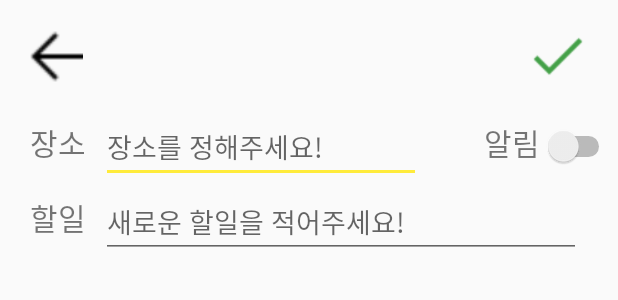
After one commit to irekizea/behere, an Android app: the layout activity_add.xml on its own in the app's theme, with its tools: preview values and no code run, on a phone screen of 412 x 824 dp. The commit adds this screen. Shown: the top 300 px of the screen. Run offline under Robolectric (Android 15) with nearby library versions, the phone set to English and light mode, and no system bars.

Commit message:
Joochang (#19)
* [added] todo앱

* [added] todo앱 삭제기능 추가

Co-authored-by: joo-chang <jooc031@naver.com>
Co-authored-by: irekizea <56664373+irekizea@users.noreply.github.com>

```diff
--- a/app/src/main/AndroidManifest.xml
+++ b/app/src/main/AndroidManifest.xml
@@ -18,17 +18,20 @@
         android:supportsRtl="true"
         android:theme="@style/AppTheme"
         android:usesCleartextTraffic="true">
+
         <activity android:name=".MapActivity">
             <intent-filter>
                 <action android:name="com.behere.loc_based_reminder.FIND_ACTION"/>
             </intent-filter>
         </activity>
         <activity android:name=".MainActivity">
+
             <intent-filter>
                 <action android:name="android.intent.action.MAIN" />
                 <category android:name="android.intent.category.LAUNCHER" />
             </intent-filter>
         </activity>
+
 
         <service
             android:name=".service.LocationUpdatingService"
--- /dev/null
+++ b/app/src/main/res/drawable/ic_baseline_add_24.xml
@@ -0,0 +1,5 @@
+<vector android:height="24dp" android:tint="#FFFFFF"
+    android:viewportHeight="24" android:viewportWidth="24"
+    android:width="24dp" xmlns:android="http://schemas.android.com/apk/res/android">
+    <path android:fillColor="@android:color/white" android:pathData="M19,13h-6v6h-2v-6H5v-2h6V5h2v6h6v2z"/>
+</vector>
--- /dev/null
+++ b/app/src/main/res/layout/activity_add.xml
@@ -0,0 +1,99 @@
+<?xml version="1.0" encoding="utf-8"?>
+<androidx.constraintlayout.widget.ConstraintLayout xmlns:android="http://schemas.android.com/apk/res/android"
+    xmlns:app="http://schemas.android.com/apk/res-auto"
+    xmlns:tools="http://schemas.android.com/tools"
+    android:layout_width="match_parent"
+    android:layout_height="match_parent"
+    tools:context=".AddActivity">
+
+
+    <ImageView
+        android:id="@+id/ic_return"
+        android:layout_width="35dp"
+        android:layout_height="35dp"
+        android:layout_marginStart="20dp"
+        android:layout_marginTop="20dp"
+        android:src="@drawable/ic_return"
+        app:layout_constraintStart_toStartOf="parent"
+        app:layout_constraintTop_toTopOf="parent" />
+
+    <ImageView
+        android:id="@+id/addBtn"
+        android:layout_width="40dp"
+        android:layout_height="40dp"
+        android:layout_marginTop="15dp"
+        android:layout_marginEnd="20dp"
+        android:src="@drawable/ic_done"
+        app:layout_constraintEnd_toEndOf="parent"
+        app:layout_constraintTop_toTopOf="parent" />
+
+    <TextView
+        android:id="@+id/placeText"
+        android:layout_width="wrap_content"
+        android:layout_height="wrap_content"
+        android:layout_marginStart="20dp"
+        android:layout_marginTop="80dp"
+        android:text="장소"
+        android:textSize="20dp"
+        app:layout_constraintStart_toStartOf="parent"
+        app:layout_constraintTop_toTopOf="parent" />
+
+    <EditText
+        android:id="@+id/addPlace"
+        android:layout_width="wrap_content"
+        android:layout_height="wrap_content"
+        android:layout_marginLeft="10dp"
+        android:ems="10"
+        android:gravity="start|top"
+        android:hint="장소를 정해주세요!"
+        android:inputType="textMultiLine"
+        android:privateImeOptions="defaultInputmode=korean"
+        app:layout_constraintBaseline_toBaselineOf="@+id/placeText"
+        app:layout_constraintStart_toEndOf="@+id/placeText" />
+
+    <TextView
+        android:id="@+id/alertText"
+        android:layout_width="wrap_content"
+        android:layout_height="wrap_content"
+        android:layout_marginRight="10dp"
+        android:text="알림"
+        android:textSize="20dp"
+        app:layout_constraintBaseline_toBaselineOf="@+id/placeText"
+        app:layout_constraintEnd_toEndOf="parent"
+        app:layout_constraintStart_toEndOf="@+id/addPlace" />
+
+    <Switch
+        android:id="@+id/alertSwitch"
+        android:layout_width="wrap_content"
+        android:layout_height="wrap_content"
+        android:layout_marginStart="10dp"
+        android:layout_marginEnd="10dp"
+        app:layout_constraintBaseline_toBaselineOf="@+id/placeText"
+        app:layout_constraintEnd_toEndOf="parent"
+        app:layout_constraintStart_toEndOf="@+id/alertText" />
+
+    <TextView
+        android:id="@+id/todoText"
+        android:layout_width="wrap_content"
+        android:layout_height="wrap_content"
+        android:layout_marginStart="20dp"
+        android:layout_marginTop="50dp"
+        android:text="할일"
+        android:textSize="20dp"
+        app:layout_constraintStart_toStartOf="parent"
+        app:layout_constraintTop_toTopOf="@id/placeText" />
+
+    <EditText
+        android:id="@+id/addTodo"
+        android:layout_width="wrap_content"
+        android:layout_height="wrap_content"
+        android:layout_marginLeft="10dp"
+        android:ems="15"
+        android:gravity="start|top"
+        android:hint="새로운 할일을 적어주세요!"
+        android:inputType="textMultiLine"
+        app:layout_constraintBaseline_toBaselineOf="@+id/todoText"
+        app:layout_constraintStart_toEndOf="@+id/todoText" />
+
+
+</androidx.constraintlayout.widget.ConstraintLayout>
--- a/app/src/main/res/values/colors.xml
+++ b/app/src/main/res/values/colors.xml
@@ -1,6 +1,7 @@
 <?xml version="1.0" encoding="utf-8"?>
 <resources>
-    <color name="colorPrimary">#6200EE</color>
-    <color name="colorPrimaryDark">#3700B3</color>
-    <color name="colorAccent">#03DAC5</color>
+
+    <color name="colorPrimary">#FFC107</color>
+    <color name="colorPrimaryDark">#FFA000</color>
+    <color name="colorAccent">#FFEB3B</color>
 </resources>
--- a/app/src/main/res/values/strings.xml
+++ b/app/src/main/res/values/strings.xml
@@ -1,3 +1,3 @@
 <resources>
-    <string name="app_name">LocationBasedReminder</string>
+    <string name="app_name">todo</string>
 </resources>
--- a/app/src/main/res/values/styles.xml
+++ b/app/src/main/res/values/styles.xml
@@ -1,6 +1,6 @@
 <resources>
     <!-- Base application theme. -->
-    <style name="AppTheme" parent="Theme.AppCompat.Light.DarkActionBar">
+    <style name="AppTheme" parent="Theme.AppCompat.Light.NoActionBar">
         <!-- Customize your theme here. -->
         <item name="colorPrimary">@color/colorPrimary</item>
         <item name="colorPrimaryDark">@color/colorPrimaryDark</item>
```
Also changed, not shown: app/build.gradle (+32 -0 lines), app/src/main/java/com/behere/loc_based_reminder/AddActivity.kt (added, +48 -0 lines), app/src/main/java/com/behere/loc_based_reminder/ListActivity.kt (added, +103 -0 lines), app/src/main/java/com/behere/loc_based_reminder/Todo.kt (added, +14 -0 lines), app/src/main/java/com/behere/loc_based_reminder/TodoAdapter.kt (added, +39 -0 lines), app/src/main/java/com/behere/loc_based_reminder/TodoDB.kt (added, +33 -0 lines), app/src/main/java/com/behere/loc_based_reminder/TodoDao.kt (added, +21 -0 lines), app/src/main/res/layout/activity_list.xml (added, +29 -0 lines), app/src/main/res/layout/item_todo.xml (added, +64 -0 lines), app/src/main/res/drawable/ic_done.png (added), app/src/main/res/drawable/ic_plus.png (added), app/src/main/res/drawable/ic_return.png (added).
